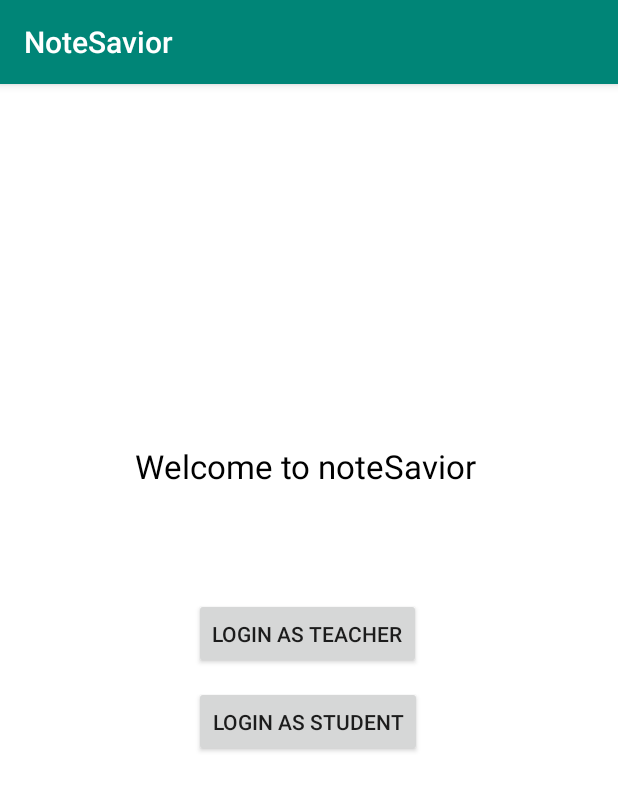
After one commit to giangpro93/NoteSavior, an Android app: the mainLogin screen opened directly, with no data from a screen before it, on a phone screen of 412 x 824 dp. The commit adds this screen. Shown: the top 791 px of the screen. Run offline under Robolectric (Android 15) with nearby library versions, the phone set to English and light mode, and no system bars.

Commit message:
add mainLogin

```diff
--- a/app/src/main/AndroidManifest.xml
+++ b/app/src/main/AndroidManifest.xml
@@ -26,6 +26,10 @@
 
         </activity>
 
+        <activity android:name=".mainLogin">
+
+        </activity>
+
     </application>
 
 </manifest>
--- /dev/null
+++ b/app/src/main/java/com/example/git/notesavior/mainLogin.java
@@ -0,0 +1,46 @@
+package com.example.git.notesavior;
+
+import android.content.Intent;
+import android.os.Bundle;
+import android.support.v7.app.AppCompatActivity;
+import android.view.View;
+import android.widget.Button;
+
+public class mainLogin extends AppCompatActivity {
+
+//    private Login Login;
+
+    @Override
+    protected void onCreate(Bundle savedInstanceState) {
+        super.onCreate(savedInstanceState);
+        setContentView(R.layout.activity_mainlogin);
+
+        final Button button = findViewById(R.id.button);
+        button.setOnClickListener(new View.OnClickListener() {
+            public void onClick(View teacherLogin) {
+                Intent intent = new Intent(mainLogin.this, Login.class);
+                startActivity(intent);
+            }
+        });
+
+        final Button button2 = findViewById(R.id.button2);
+        button.setOnClickListener(new View.OnClickListener() {
+            public void onClick(View studentLogin) {
+                Intent intent = new Intent(mainLogin.this, Login.class);
+                startActivity(intent);
+            }
+        });
+
+//        public void teacherLogin (View view)
+//            {
+//            Intent intent= new Intent(this,Login.class);
+//            login.startActivity(intent);
+//        }
+
+//        public void studentLogin (View view)
+//        {
+//            Intent intent= new Intent(this,Login.class);
+//            login.startActivity(intent);
+//        }
+    }
+}
--- /dev/null
+++ b/app/src/main/res/layout/activity_mainlogin.xml
@@ -0,0 +1,64 @@
+<?xml version="1.0" encoding="utf-8"?>
+<android.support.constraint.ConstraintLayout
+    xmlns:android="http://schemas.android.com/apk/res/android"
+    xmlns:tools="http://schemas.android.com/tools"
+    xmlns:app="http://schemas.android.com/apk/res-auto"
+    android:layout_width="match_parent"
+    android:layout_height="match_parent"
+    android:orientation="horizontal"
+    android:background="@color/white"
+    tools:context=".Login">
+
+    <TextView
+        android:id="@+id/textView2"
+        android:layout_width="wrap_content"
+        android:layout_height="wrap_content"
+        android:layout_marginStart="16dp"
+        android:layout_marginTop="16dp"
+        android:layout_marginEnd="20dp"
+        android:layout_marginBottom="16dp"
+        android:text="Welcome to noteSavior"
+        android:textColor="@color/black"
+        android:textSize="22sp"
+        app:layout_constraintBottom_toBottomOf="parent"
+        app:layout_constraintEnd_toEndOf="parent"
+        app:layout_constraintHorizontal_bias="0.496"
+        app:layout_constraintStart_toStartOf="parent"
+        app:layout_constraintTop_toTopOf="parent"
+        app:layout_constraintVertical_bias="0.317" />
+
+    <Button
+        android:id="@+id/button"
+        android:layout_width="wrap_content"
+        android:layout_height="47dp"
+        android:layout_marginStart="16dp"
+        android:layout_marginTop="44dp"
+        android:layout_marginEnd="16dp"
+        android:layout_marginBottom="10dp"
+        android:onClick="teacherLogin"
+        android:text="Login as teacher"
+        app:layout_constraintBottom_toBottomOf="parent"
+        app:layout_constraintEnd_toEndOf="parent"
+        app:layout_constraintHorizontal_bias="0.497"
+        app:layout_constraintStart_toStartOf="parent"
+        app:layout_constraintTop_toBottomOf="@+id/textView2"
+        app:layout_constraintVertical_bias="0.074" />
+
+    <Button
+        android:id="@+id/button"
+        android:layout_width="wrap_content"
+        android:layout_height="47dp"
+        android:layout_marginStart="16dp"
+        android:layout_marginTop="132dp"
+        android:layout_marginEnd="16dp"
+        android:layout_marginBottom="16dp"
+        android:onClick="studentLogin"
+        android:text="Login as student"
+        app:layout_constraintBottom_toBottomOf="parent"
+        app:layout_constraintEnd_toEndOf="parent"
+        app:layout_constraintHorizontal_bias="0.497"
+        app:layout_constraintStart_toStartOf="parent"
+        app:layout_constraintTop_toBottomOf="@+id/textView2"
+        app:layout_constraintVertical_bias="0.0" />
+
+</android.support.constraint.ConstraintLayout>
--- a/app/src/main/res/values/colors.xml
+++ b/app/src/main/res/values/colors.xml
@@ -4,4 +4,20 @@
     <color name="colorPrimaryDark">#00574B</color>
     <color name="colorAccent">#D81B60</color>
     <color name="control_background">#008577</color>
+    <color name="white">#FFFFFF</color>
+    <color name="yellow">#FFFF00</color>
+    <color name="fuchsia">#FF00FF</color>
+    <color name="red">#FF0000</color>
+    <color name="silver">#C0C0C0</color>
+    <color name="gray">#808080</color>
+    <color name="olive">#808000</color>
+    <color name="purple">#800080</color>
+    <color name="maroon">#800000</color>
+    <color name="aqua">#00FFFF</color>
+    <color name="lime">#00FF00</color>
+    <color name="teal">#008080</color>
+    <color name="green">#008000</color>
+    <color name="blue">#0000FF</color>
+    <color name="navy">#000080</color>
+    <color name="black">#000000</color>
 </resources>
--- a/build.gradle
+++ b/build.gradle
@@ -7,7 +7,7 @@ buildscript {
         jcenter()
     }
     dependencies {
-        classpath 'com.android.tools.build:gradle:3.1.1'
+        classpath 'com.android.tools.build:gradle:3.2.1'
         classpath 'com.google.gms:google-services:4.1.0'
 
 
```
Also changed, not shown: gradle/wrapper/gradle-wrapper.properties.
